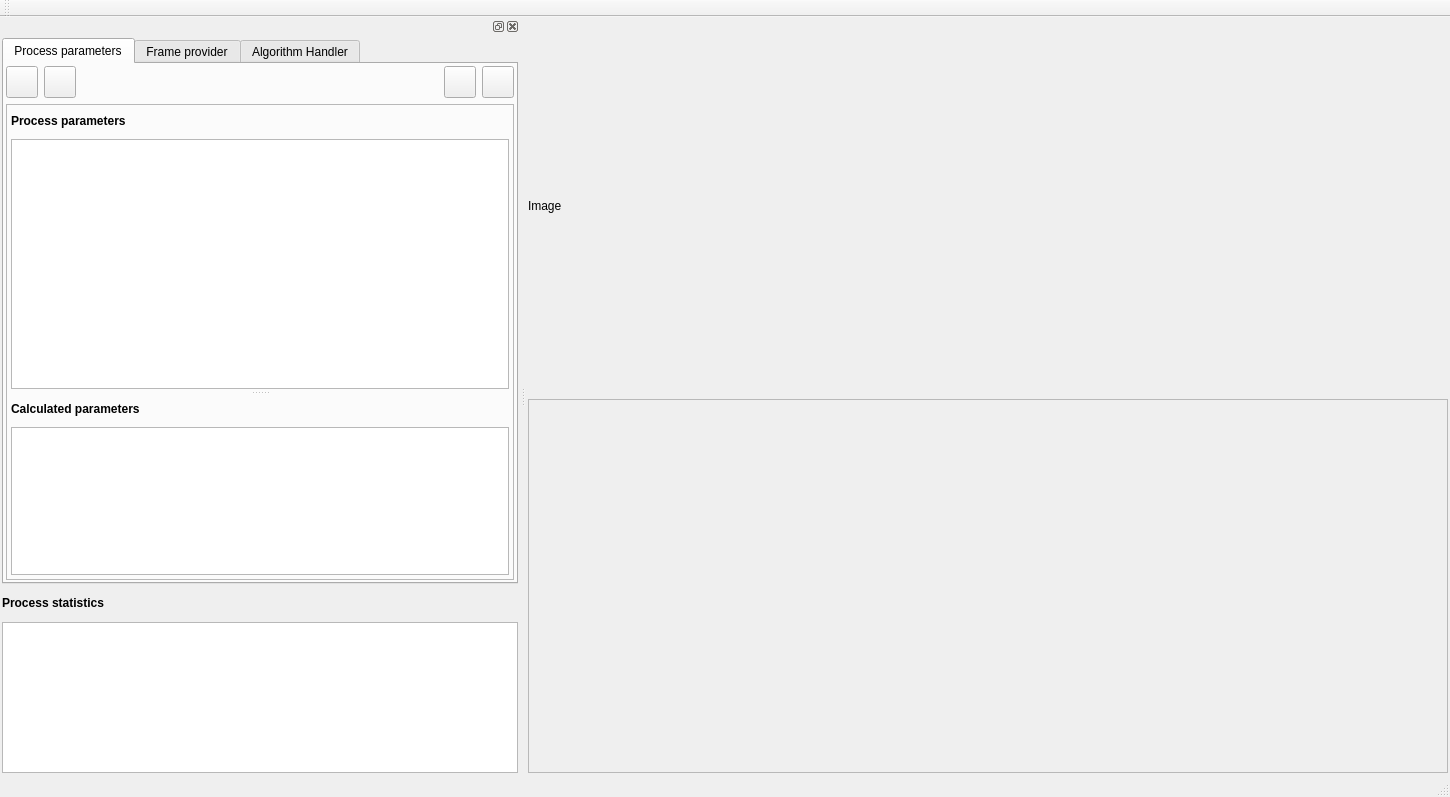
Before: the Qt Designer form src/JuneQCSUI/juneuiwnd.ui in b-epelbaum/landa_internn, drawn with Qt 5.
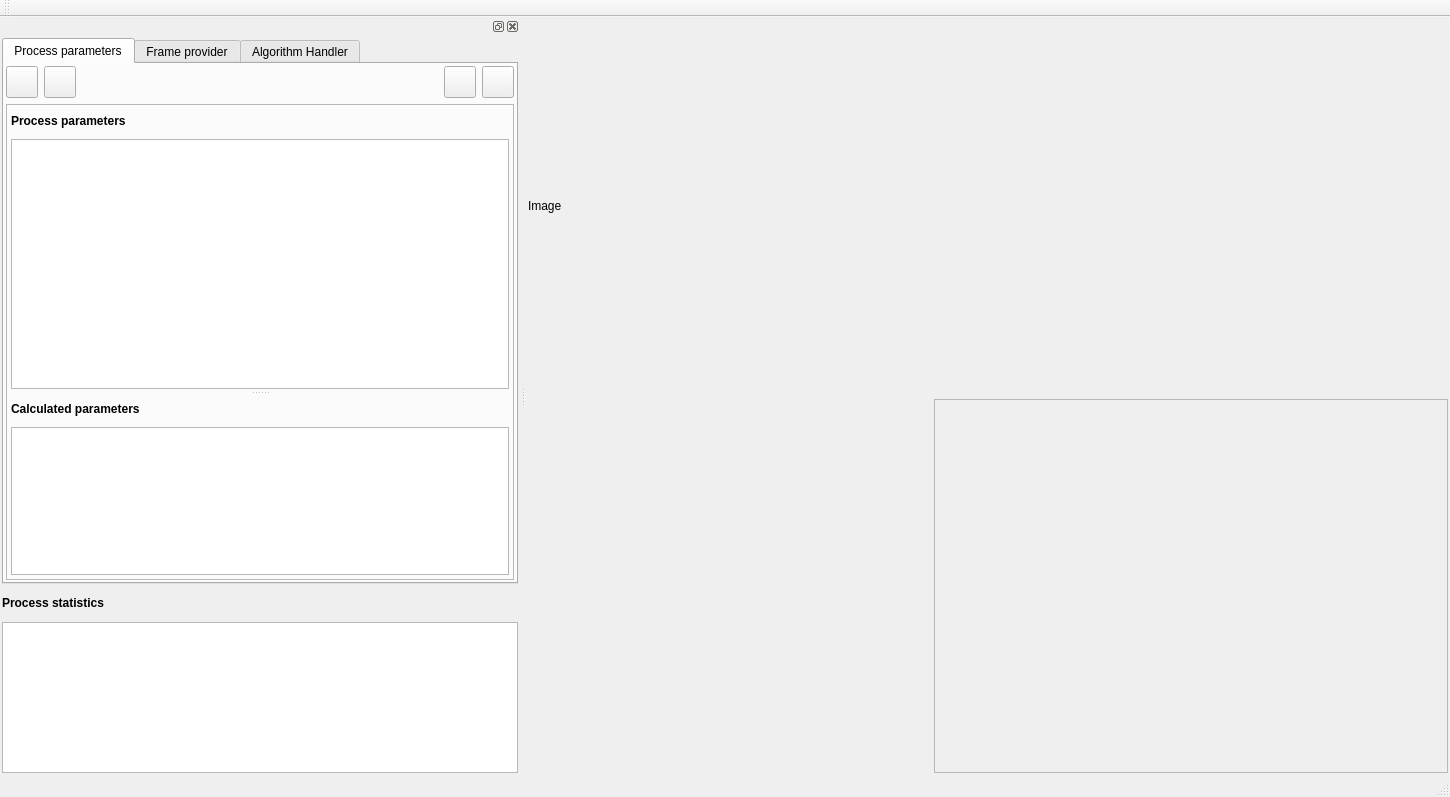
After: the same form once the commit is applied. Icons and pictures are not drawn. Custom widgets are drawn as their Qt base class.

Commit message: Implemented batch mode Implemented one run mode Added one run viewer

```diff
--- a/src/JuneQCSUI/juneuiwnd.ui
+++ b/src/JuneQCSUI/juneuiwnd.ui
@@ -50,6 +50,21 @@
      </widget>
     </item>
     <item>
+     <layout class="QHBoxLayout" name="horizontalLayout_3">
+      <property name="bottomMargin">
+       <number>0</number>
+      </property>
+      <item>
+       <widget class="oneRunViewer" name="oneRunPlaceholder" native="true">
+        <property name="minimumSize">
+         <size>
+          <width>400</width>
+          <height>0</height>
+         </size>
+        </property>
+       </widget>
+      </item>
+      <item>
      <widget class="QScrollArea" name="scrollArea">
       <property name="widgetResizable">
        <bool>true</bool>
@@ -59,12 +74,14 @@
         <rect>
          <x>0</x>
          <y>0</y>
-         <width>920</width>
-         <height>365</height>
+           <width>512</width>
+           <height>363</height>
         </rect>
        </property>
       </widget>
      </widget>
+      </item>
+     </layout>
     </item>
    </layout>
   </widget>
@@ -709,6 +726,14 @@
   </widget>
  </widget>
  <layoutdefault spacing="6" margin="11"/>
+ <customwidgets>
+  <customwidget>
+   <class>oneRunViewer</class>
+   <extends>QWidget</extends>
+   <header location="global">onerunviewer.h</header>
+   <container>1</container>
+  </customwidget>
+ </customwidgets>
  <resources>
   <include location="juneuiwnd.qrc"/>
   <include location="darkstyle.qrc"/>
```
Lines whose indentation alone changed are shown as unchanged. The commit also changes 32 other files.
